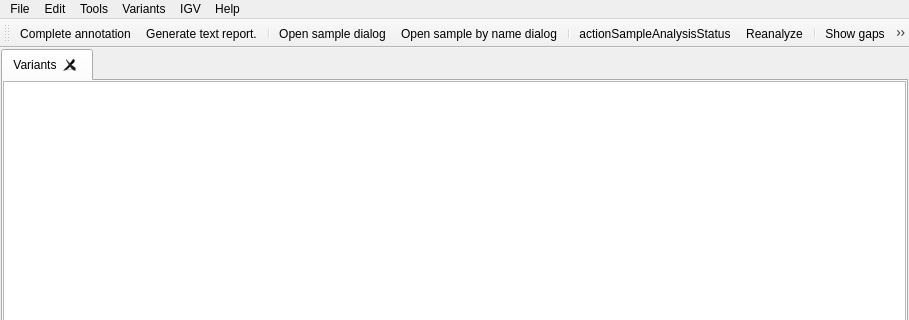
First picture: the form in src/GSvar/MainWindow.ui, repository imgag/ngs-bits, before the edit; both pictures show x 0 to 909 and y 0 to 320 of the 909 by 755 pixel window.
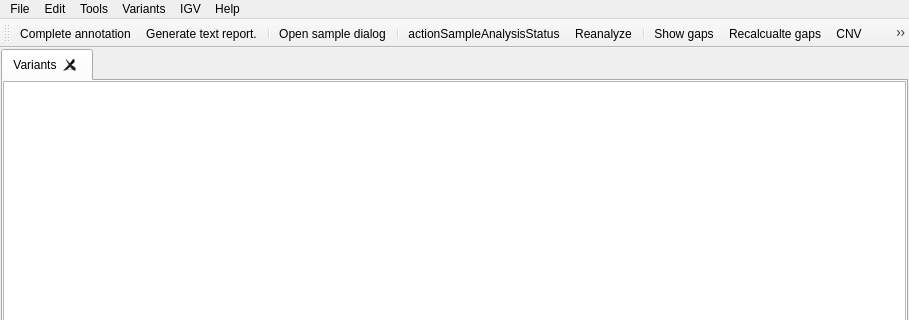
Second picture: the form after the edit. Icons and pictures are not drawn.

```diff
--- a/src/GSvar/MainWindow.ui
+++ b/src/GSvar/MainWindow.ui
@@ -257,7 +257,6 @@
    <addaction name="actionReport"/>
    <addaction name="separator"/>
    <addaction name="actionOpenProcessedSampleTabs"/>
-   <addaction name="actionOpenProcessedSampleTabByName"/>
    <addaction name="separator"/>
    <addaction name="actionAnalysisStatus"/>
    <addaction name="actionReanalyze"/>
@@ -696,7 +695,7 @@
      <normaloff>:/Icons/NGSD_sample_select.png</normaloff>:/Icons/NGSD_sample_select.png</iconset>
    </property>
    <property name="text">
-    <string>Open sample by name dialog</string>
+    <string>Processed sample</string>
    </property>
    <property name="toolTip">
     <string>Open sample details tab for any sample from NGSD.</string>
```
Left out of the diff: 17 changed lines with no effect on the pictures.
